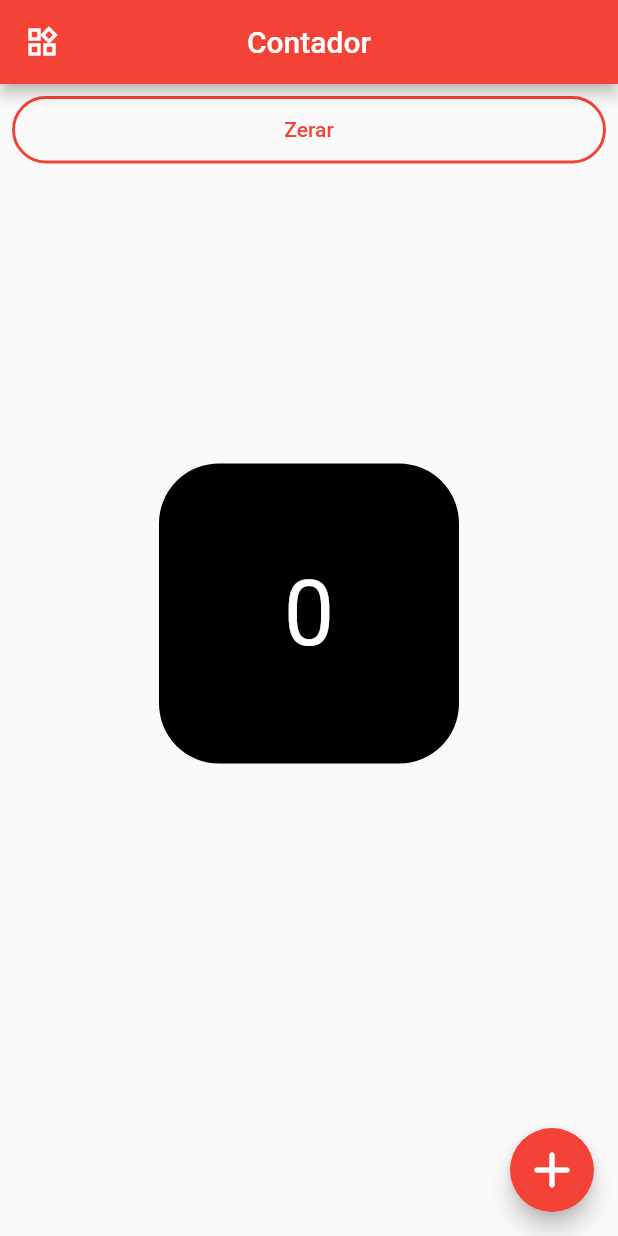
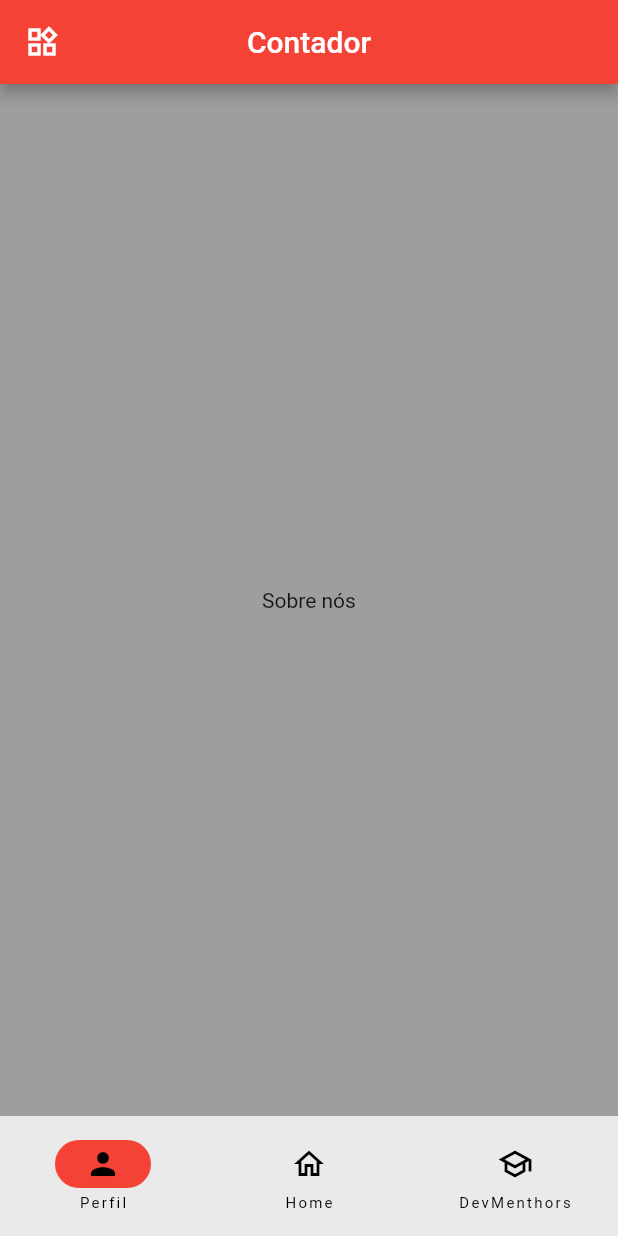
Before and after one commit to DevMenthors/contador, a Flutter app: the screen it shows after launch, on a phone screen of 412 x 824 dp. Run offline on Flutter 3.47's test engine with Material 2 defaults, Android fonts, the phone set to English and light mode, and no system bars.

```diff
--- a/lib/view/pages/tela_inicial.dart
+++ b/lib/view/pages/tela_inicial.dart
@@ -24,9 +24,44 @@ class _TelaState extends State<TelaInicial> {
     });
   }
 
+  int currentPageIndex = 0;
+
   @override
   Widget build(BuildContext context) {
     return Scaffold(
+      bottomNavigationBar: NavigationBar(
+        onDestinationSelected: (int index){
+          setState(() {
+            currentPageIndex = index;
+          });
+        },
+        indicatorColor: Colors.red,
+        selectedIndex: currentPageIndex,
+        destinations: const <Widget>[
+        NavigationDestination(
+        selectedIcon: Icon(Icons.person),
+        icon: Icon(Icons.person_outline_outlined),
+        label: 'Perfil',
+        ),
+
+        NavigationDestination(
+        selectedIcon: Icon(Icons.home),
+        icon: Icon(Icons.home_outlined),
+        label: 'Home',
+        ),
+
+        NavigationDestination(
+        selectedIcon: Icon(Icons.school),
+        icon: Icon(Icons.school_outlined),
+        label: 'DevMenthors',
+        ),
+
+        ],
+        ),
+
+
+
+
       drawer: Drawer(
         child: Padding(
           padding: const EdgeInsets.all(8),
@@ -101,61 +136,30 @@ class _TelaState extends State<TelaInicial> {
         title: const Text('Contador'),
         centerTitle: true,
       ),
-      body: Center(
-        child: Padding(
-          padding: const EdgeInsets.all(8),
-          child: Column(
-            children: [
-              SizedBox(
-                width: double.infinity,
-                height: 45,
-                child: OutlinedButton(
-                  style: OutlinedButton.styleFrom(
-                    shape: RoundedRectangleBorder(
-                      borderRadius: BorderRadius.circular(50),
-                    ),
-                    side: const BorderSide(width: 2, color: Colors.red),
-                  ),
-                  onPressed: reset,
-                  child: const Text(
-                    'Zerar',
-                    style: TextStyle(
-                      color: Colors.red,
-                    ),
-                  ),
-                ),
-              ),
-              const SizedBox(
-                height: 200,
-              ),
-              Container(
-                height: 200,
-                width: 200,
-                alignment: Alignment.center,
-                decoration: BoxDecoration(
-                  color: Colors.black,
-                  borderRadius: BorderRadius.circular(40),
-                ),
-                child: Text(
-                  '$number',
-                  style: const TextStyle(
-                    color: Colors.white,
-                    fontSize: 60,
-                  ),
-                ),
-              ),
-            ],
+      body: <Widget>[
+        Container(
+          color: Colors.grey,
+          alignment: Alignment.center,
+          child: const Text('Sobre nós'),
+
+        ),
+        Container(
+          color: Colors.grey,
+          alignment: Alignment.center,
+          child: const Text('Página inicial'),),
+        Container(
+          color: Colors.grey[700],
+          alignment: Alignment.topCenter,
+          child: Padding(padding: EdgeInsets.only(top: 50),
+          child: Column(children: [
+Image.asset('asset/dev_logo.png', width: 190,  ),
+
+          ],)
           ),
+
         ),
-      ),
-      floatingActionButton: FloatingActionButton(
-        onPressed: increment,
-        backgroundColor: Colors.red,
-        child: const Icon(
-          Icons.add_rounded,
-          size: 40,
-        ),
-      ),
+      ][currentPageIndex],
+
     );
   }
 }
--- a/pubspec.yaml
+++ b/pubspec.yaml
@@ -8,6 +8,7 @@ environment:
 dependencies:
   flutter:
     sdk: flutter
+  flutter_svg: ^2.0.7
 
 dev_dependencies:
   flutter_test:
@@ -16,3 +17,5 @@ dev_dependencies:
 
 flutter:
   uses-material-design: true
+  assets:
+  - asset/
```
Also changed, not shown: asset/dev_logo.png (added), asset/tecnologia.jpg (added), pubspec.lock.
